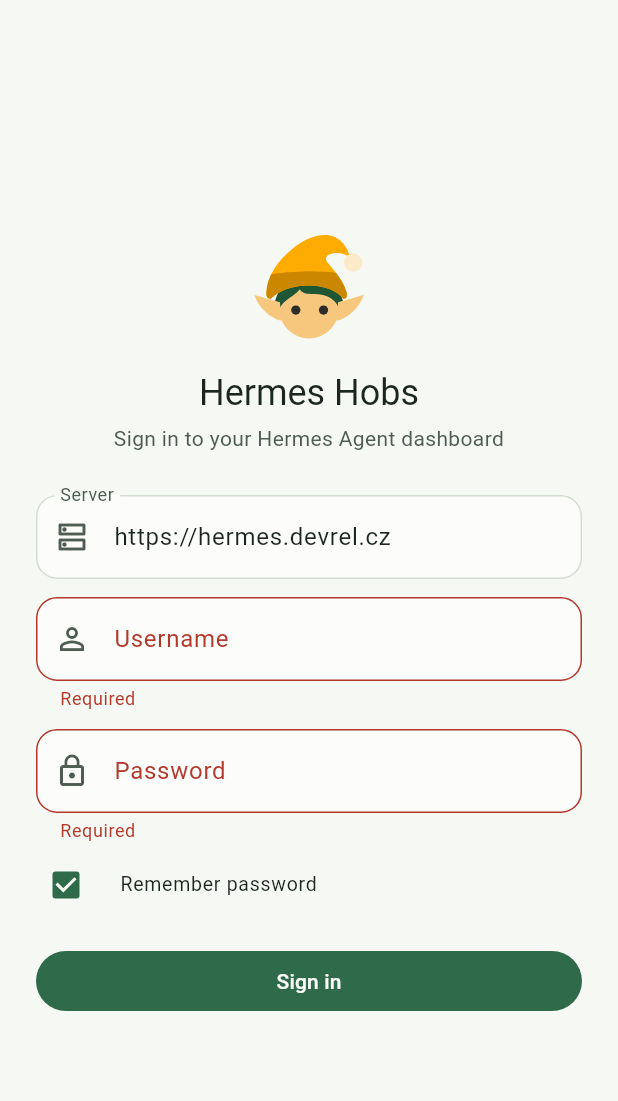
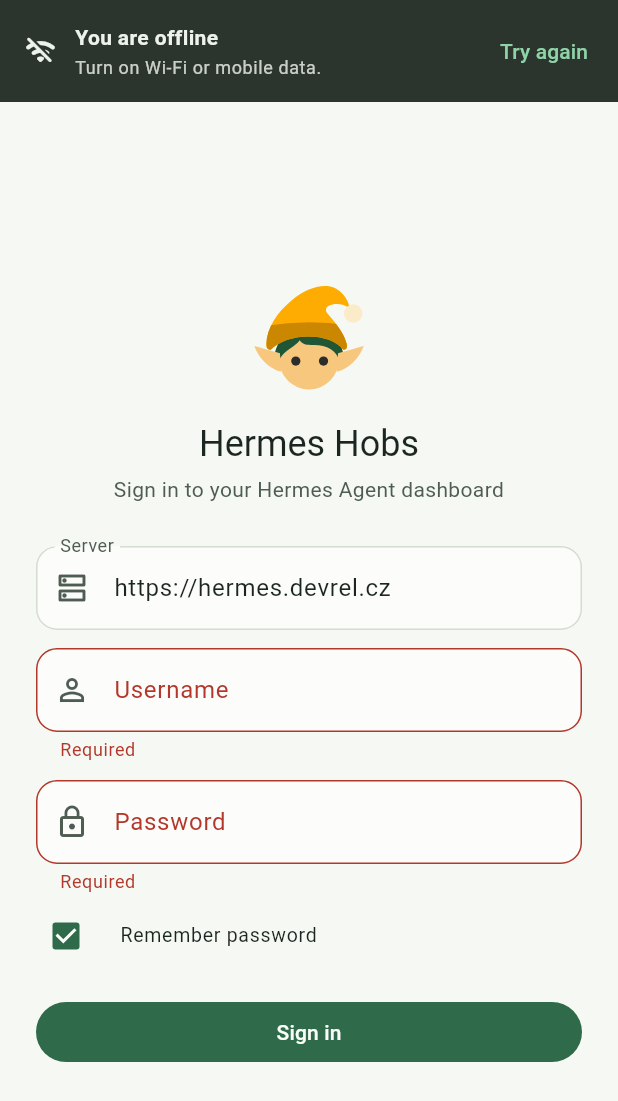
Before and after one commit to danielrataj/hermes-hobs, a Flutter app: the screen it shows after launch, after a tap on "Sign in", on a phone screen of 412 x 824 dp. Shown: the top 1101 px of the screen. Run offline on Flutter 3.47's test engine with Material 3 defaults, Android fonts, the phone set to English and light mode, and no system bars; our stand-ins replace connectivity_plus, flutter_local_notifications, flutter_markdown_plus, flutter_secure_storage, image_picker, local_auth and 1 more; missing offline and left inert: blobatar_flutter, file_selector, pasteboard, receive_sharing_intent.

Commit message:
Ask to turn on the internet when offline
Without a usable connection, a bar above every screen says so and asks to
turn on Wi-Fi or mobile data (on a Mac: connect to a network), with a
"Try again" button. NetworkStatus combines the OS radio state
(connectivity_plus) with a DNS lookup of the server's host, so a Wi-Fi that
leads nowhere also reads as offline while a server that is down does not.
While offline it rechecks with a short backoff, and on return it reconnects
the socket and refreshes the lists at once instead of waiting out the
socket's backoff. The chats' "connection lost" banner stays hidden while
the offline bar is up.

Co-Authored-By: Claude <noreply@anthropic.com>

```diff
--- a/lib/l10n/strings.dart
+++ b/lib/l10n/strings.dart
@@ -151,6 +151,15 @@ abstract class Strings {
   String get scheduledJobs;
   String get connectionLost;
   String get reconnectNow;
+
+  // --- offline -------------------------------------------------------------
+  String get offlineTitle;
+
+  /// How to get back online: Wi-Fi or mobile data on a phone, a network on
+  /// a desktop.
+  String offlineHint({required bool phone});
+  String get offlineRetry;
+  String get offlineChecking;
   String newMessages(int n);
   String get jumpToEnd;
   String get tryAgain;
--- a/lib/l10n/strings_cs.dart
+++ b/lib/l10n/strings_cs.dart
@@ -212,6 +212,18 @@ class StringsCs extends Strings {
       'Spojení se serverem přerušeno, připojuji znovu…';
   @override
   String get reconnectNow => 'Teď';
+
+  // --- offline -------------------------------------------------------------
+  @override
+  String get offlineTitle => 'Nejste připojeni k internetu';
+  @override
+  String offlineHint({required bool phone}) => phone
+      ? 'Zapněte Wi-Fi nebo mobilní data.'
+      : 'Připojte se k Wi-Fi nebo k síti.';
+  @override
+  String get offlineRetry => 'Zkusit znovu';
+  @override
+  String get offlineChecking => 'Ověřuji…';
   @override
   String newMessages(int n) => switch (n) {
     1 => '1 nová',
--- a/lib/l10n/strings_en.dart
+++ b/lib/l10n/strings_en.dart
@@ -214,6 +214,18 @@ class StringsEn extends Strings {
       'Lost the connection to the server. Reconnecting…';
   @override
   String get reconnectNow => 'Now';
+
+  // --- offline -------------------------------------------------------------
+  @override
+  String get offlineTitle => 'You are offline';
+  @override
+  String offlineHint({required bool phone}) => phone
+      ? 'Turn on Wi-Fi or mobile data.'
+      : 'Connect to Wi-Fi or a network.';
+  @override
+  String get offlineRetry => 'Try again';
+  @override
+  String get offlineChecking => 'Checking…';
   @override
   String newMessages(int n) => '$n new';
   @override
--- a/lib/main.dart
+++ b/lib/main.dart
@@ -6,9 +6,11 @@ import 'package:flutter_localizations/flutter_localizations.dart';
 
 import 'l10n/strings.dart';
 import 'state/app_state.dart';
+import 'state/network_status.dart';
 import 'state/share_inbox.dart';
 import 'ui/hobs_screen.dart';
 import 'ui/lock_screen.dart';
+import 'ui/offline_bar.dart';
 import 'ui/login_screen.dart';
 import 'ui/splash_screen.dart';
 import 'ui/theme.dart';
@@ -24,6 +26,17 @@ void main() {
         ChangeNotifierProvider(create: (_) => AppState()..init()),
         // Shares from other apps wait here for the Hob list (see HobsScreen).
         ChangeNotifierProvider(create: (_) => ShareInbox()..start()),
+        // No internet: a bar asks to turn it on (see OfflineGate). When it
+        // comes back, reconnect right away instead of waiting out a backoff.
+        ChangeNotifierProvider(
+          create: (context) {
+            final app = context.read<AppState>();
+            return NetworkStatus(
+              host: () => Uri.tryParse(app.serverUrl)?.host ?? '',
+              onRestored: app.reconnect,
+            )..start();
+          },
+        ),
       ],
       child: const HobsApp(),
     ),
@@ -54,7 +67,11 @@ class _HobsAppState extends State<HobsApp> with WidgetsBindingObserver {
   void didChangeAppLifecycleState(AppLifecycleState state) {
     final app = context.read<AppState>();
     if (state == AppLifecycleState.hidden) app.onAppHidden();
-    if (state == AppLifecycleState.resumed) app.onAppResumed();
+    if (state == AppLifecycleState.resumed) {
+      app.onAppResumed();
+      // Network settings may have changed while the app was away.
+      context.read<NetworkStatus>().recheck(quiet: true);
+    }
     // On macOS a window behind other apps is "inactive" but still running:
     // the user isn't looking, so it should notify. On phones "inactive" is
     // a brief overlay (control center, app switcher) and doesn't count.
@@ -86,7 +103,8 @@ class _HobsAppState extends State<HobsApp> with WidgetsBindingObserver {
       darkTheme: HobsTheme.darkTheme(),
       // The lock sits above the navigator, so it also covers pushed routes
       // (an open chat, settings) and they are still there after unlocking.
-      builder: (context, child) => Stack(
+      builder: (context, child) => OfflineGate(
+        child: Stack(
           fit: StackFit.expand,
           children: [
             ExcludeFocus(
@@ -99,6 +117,7 @@ class _HobsAppState extends State<HobsApp> with WidgetsBindingObserver {
             if (locked) const LockScreen(),
           ],
         ),
+      ),
       home: switch (phase) {
         AuthPhase.loading => const SplashScreen(),
         AuthPhase.signedOut => const LoginScreen(),
--- a/lib/state/app_state.dart
+++ b/lib/state/app_state.dart
@@ -1281,6 +1281,12 @@ class AppState extends ChangeNotifier {
       notifyListeners();
     }
     unawaited(_refreshBiometricKind());
+    reconnect();
+  }
+
+  /// Reconnects the socket now (skipping its backoff) and refreshes the
+  /// lists: after the app returns to the screen or the network comes back.
+  void reconnect() {
     _rpc?.reconnectNow();
     if (phase == AuthPhase.signedIn) unawaited(refreshHobs(silent: true));
     for (final c in _groupChats.values) {
--- /dev/null
+++ b/lib/state/network_status.dart
@@ -0,0 +1,155 @@
+import 'dart:async';
+import 'dart:io';
+
+import 'package:connectivity_plus/connectivity_plus.dart';
+import 'package:flutter/foundation.dart';
+
+/// Whether the device can reach the internet at all.
+///
+/// The radio state from the OS ([Connectivity]) answers "is any network on";
+/// a DNS lookup of the server's host then answers "does that network actually
+/// lead anywhere" (a hotel Wi-Fi behind a login page, mobile data with no
+/// credit). DNS is used instead of calling the server so a server that is
+/// down does not read as "you are offline": that case has its own banner
+/// ([ConnectionStatus] in the chats).
+///
+/// Starts optimistic ([online] true) so the app never flashes an offline bar
+/// while the first check runs.
+class NetworkStatus extends ChangeNotifier {
+  NetworkStatus({
+    required this.host,
+    this.onRestored,
+    Stream<List<ConnectivityResult>>? radioChanges,
+    Future<List<ConnectivityResult>> Function()? checkRadio,
+    Future<bool> Function(String host)? probe,
+  }) : _radioChanges = radioChanges ?? Connectivity().onConnectivityChanged,
+       _checkRadio = checkRadio ?? Connectivity().checkConnectivity,
+       _probe = probe ?? _dnsProbe;
+
+  /// The server's host name; looked up to confirm the network works.
+  final String Function() host;
+  final Stream<List<ConnectivityResult>> _radioChanges;
+  final Future<List<ConnectivityResult>> Function() _checkRadio;
+  final Future<bool> Function(String host) _probe;
+
+  /// Called once each time the device goes from offline back to online, so
+  /// sockets and lists can reconnect right away instead of waiting out their
+  /// backoff.
+  final VoidCallback? onRestored;
+
+  /// While a network is on but leads nowhere, look again after these delays
+  /// (the last one repeats). Nothing polls while every radio is off: the OS
+  /// tells us when one comes back.
+  static const retryDelays = [
+    Duration(seconds: 3),
+    Duration(seconds: 6),
+    Duration(seconds: 12),
+    Duration(seconds: 20),
+  ];
+
+  bool _online = true;
+  bool _checking = false;
+  bool _disposed = false;
+  int _retry = 0;
+  int _generation = 0;
+  Timer? _retryTimer;
+  StreamSubscription<List<ConnectivityResult>>? _sub;
+
+  /// False when there is no usable internet connection.
+  bool get online => _online;
+  bool get offline => !_online;
+
+  /// A check the user asked for ([recheck]) is running.
+  bool get checking => _checking;
+
+  void start() {
+    _sub ??= _radioChanges.listen(_onRadio, onError: (_) {});
+    unawaited(recheck(quiet: true));
+  }
+
+  /// Looks again now: on start, when the app comes back to the foreground,
+  /// and when the user taps "try again". [quiet] keeps the button as it is.
+  Future<void> recheck({bool quiet = false}) async {
+    if (!quiet) _setChecking(true);
+    try {
+      final List<ConnectivityResult> radio;
+      try {
+        radio = await _checkRadio();
+      } catch (_) {
+        // No plugin (tests, an unsupported platform): judge by DNS alone.
+        await _verify();
+        return;
+      }
+      await _onRadio(radio);
+    } finally {
+      if (!quiet) _setChecking(false);
+    }
+  }
+
+  Future<void> _onRadio(List<ConnectivityResult> radio) async {
+    if (_disposed) return;
+    final noRadio =
+        radio.isEmpty || radio.every((r) => r == ConnectivityResult.none);
+    if (noRadio) {
+      _generation++;
+      _retryTimer?.cancel();
+      _set(false);
+      return;
+    }
+    await _verify();
+  }
+
+  /// A network is on: confirm it reaches the internet.
+  Future<void> _verify() async {
+    final generation = ++_generation;
+    _retryTimer?.cancel();
+    final ok = await _probe(host());
+    // A newer event (radio off, another check) already decided.
+    if (_disposed || generation != _generation) return;
+    _set(ok);
+    if (ok) {
+      _retry = 0;
+    } else {
+      final delay = retryDelays[_retry.clamp(0, retryDelays.length - 1)];
+      _retry++;
+      _retryTimer = Timer(delay, () => unawaited(_verify()));
+    }
+  }
+
+  void _set(bool online) {
+    if (_online == online) return;
+    _online = online;
+    if (online) _retry = 0;
+    notifyListeners();
+    if (online) onRestored?.call();
+  }
+
+  void _setChecking(bool value) {
+    if (_disposed || _checking == value) return;
+    _checking = value;
+    notifyListeners();
+  }
+
+  static Future<bool> _dnsProbe(String host) async {
+    if (host.isEmpty || InternetAddress.tryParse(host) != null) {
+      // An IP (a server on this machine or the LAN) needs no lookup; the
+      // radio state is all we can say.
+      return true;
+    }
+    try {
+      final found = await InternetAddress.lookup(host)
+          .timeout(const Duration(seconds: 5));
+      return found.isNotEmpty;
+    } catch (_) {
+      return false;
+    }
+  }
+
+  @override
+  void dispose() {
+    _disposed = true;
+    _retryTimer?.cancel();
+    _sub?.cancel();
+    super.dispose();
+  }
+}
--- a/lib/ui/chat_screen.dart
+++ b/lib/ui/chat_screen.dart
@@ -12,6 +12,7 @@ import '../state/composer_draft.dart';
 import 'attachments_ui.dart';
 import '../state/mentions.dart';
 import 'hob_avatar.dart';
+import 'offline_bar.dart';
 import 'model_picker.dart';
 import 'hob_detail_screen.dart';
 import 'cron_sheet.dart';
@@ -240,8 +241,10 @@ class _ChatViewState extends State<ChatView> {
       ),
       body: Column(
         children: [
+          // Offline, the bar above the app already says why.
           if (c.connection != ConnectionStatus.connected &&
-              c.phase != ChatPhase.starting)
+              c.phase != ChatPhase.starting &&
+              !isOffline(context))
             MaterialBanner(
               content: Text(s.connectionLost),
               leading: const Icon(Icons.wifi_off),
--- a/lib/ui/group_chat_screen.dart
+++ b/lib/ui/group_chat_screen.dart
@@ -11,6 +11,7 @@ import '../state/app_state.dart';
 import '../state/group_chat_controller.dart';
 import 'format.dart';
 import 'hob_avatar.dart';
+import 'offline_bar.dart';
 import 'theme.dart';
 
 /// A group chat: the user and two to six Hobs in one room. Members answer in
@@ -213,7 +214,10 @@ class _GroupChatViewState extends State<_GroupChatView> {
       ),
       body: Column(
         children: [
-          if (c.connection != ConnectionStatus.connected && !c.loading)
+          // Offline, the bar above the app already says why.
+          if (c.connection != ConnectionStatus.connected &&
+              !c.loading &&
+              !isOffline(context))
             MaterialBanner(
               content: Text(s.connectionLost),
               leading: const Icon(Icons.wifi_off),
--- /dev/null
+++ b/lib/ui/offline_bar.dart
@@ -0,0 +1,140 @@
+import 'package:flutter/foundation.dart';
+import 'package:flutter/material.dart';
+import 'package:flutter/services.dart';
+import 'package:provider/provider.dart';
+
+import '../l10n/strings.dart';
+import '../state/network_status.dart';
+
+/// True when [NetworkStatus] says the device is offline. False when there is
+/// no [NetworkStatus] above [context] (tests, previews).
+bool isOffline(BuildContext context) =>
+    context.watch<NetworkStatus?>()?.offline ?? false;
+
+/// Puts an offline bar above [child] while the device has no internet.
+///
+/// The bar takes over the status-bar area: as it slides in, [child]'s top
+/// padding shrinks by the same amount, so nothing jumps and the app bar below
+/// keeps its place. Sits above the navigator, so every screen (sign-in, lock,
+/// an open chat) gets the same bar.
+class OfflineGate extends StatelessWidget {
+  const OfflineGate({super.key, required this.child});
+
+  final Widget child;
+
+  static const _duration = Duration(milliseconds: 280);
+
+  @override
+  Widget build(BuildContext context) {
+    final offline = isOffline(context);
+    final mq = MediaQuery.of(context);
+    final top = mq.padding.top;
+    return TweenAnimationBuilder<double>(
+      tween: Tween(end: offline ? 1 : 0),
+      duration: mq.disableAnimations ? Duration.zero : _duration,
+      curve: Curves.easeOutCubic,
+      child: child,
+      builder: (context, t, child) => Column(
+        crossAxisAlignment: CrossAxisAlignment.stretch,
+        children: [
+          // The slot stays in the tree (empty when hidden) so [child] keeps
+          // its place in the Column and never loses its state.
+          if (t > 0)
+            ClipRect(
+              child: Align(
+                alignment: Alignment.bottomCenter,
+                heightFactor: t,
+                child: _OfflineBar(statusBarHeight: top),
+              ),
+            )
+          else
+            const SizedBox.shrink(),
+          Expanded(
+            child: MediaQuery(
+              data: mq.copyWith(
+                padding: mq.padding.copyWith(top: top * (1 - t)),
+                viewPadding: mq.viewPadding.copyWith(
+                  top: mq.viewPadding.top * (1 - t),
+                ),
+              ),
+              child: child!,
+            ),
+          ),
+        ],
+      ),
+    );
+  }
+}
+
+class _OfflineBar extends StatelessWidget {
+  const _OfflineBar({required this.statusBarHeight});
+
+  final double statusBarHeight;
+
+  @override
+  Widget build(BuildContext context) {
+    final s = Strings.of(context);
+    final theme = Theme.of(context);
+    final cs = theme.colorScheme;
+    final net = context.watch<NetworkStatus?>();
+    final checking = net?.checking ?? false;
+    final phone =
+        defaultTargetPlatform == TargetPlatform.iOS ||
+        defaultTargetPlatform == TargetPlatform.android;
+    final fg = cs.onInverseSurface;
+    // The bar is the inverse of the page, so the status-bar icons flip too.
+    final barIsDark =
+        ThemeData.estimateBrightnessForColor(cs.inverseSurface) ==
+        Brightness.dark;
+    return AnnotatedRegion<SystemUiOverlayStyle>(
+      value: barIsDark ? SystemUiOverlayStyle.light : SystemUiOverlayStyle.dark,
+      child: Material(
+        color: cs.inverseSurface,
+        child: Semantics(
+          container: true,
+          liveRegion: true,
+          child: Padding(
+            padding: EdgeInsets.fromLTRB(16, statusBarHeight + 10, 8, 10),
+            child: Row(
+              children: [
+                Icon(Icons.wifi_off_rounded, color: fg, size: 22),
+                const SizedBox(width: 12),
+                Expanded(
+                  child: Column(
+                    crossAxisAlignment: CrossAxisAlignment.start,
+                    mainAxisSize: MainAxisSize.min,
+                    children: [
+                      Text(
+                        s.offlineTitle,
+                        style: theme.textTheme.bodyMedium?.copyWith(
+                          color: fg,
+                          fontWeight: FontWeight.w600,
+                        ),
+                      ),
+                      const SizedBox(height: 2),
+                      Text(
+                        s.offlineHint(phone: phone),
+                        style: theme.textTheme.bodySmall?.copyWith(
+                          color: fg.withValues(alpha: 0.82),
+                        ),
+                      ),
+                    ],
+                  ),
+                ),
+                const SizedBox(width: 8),
+                TextButton(
+                  style: TextButton.styleFrom(
+                    foregroundColor: cs.inversePrimary,
+                    disabledForegroundColor: fg.withValues(alpha: 0.6),
+                  ),
+                  onPressed: checking || net == null ? null : net.recheck,
+                  child: Text(checking ? s.offlineChecking : s.offlineRetry),
+                ),
+              ],
+            ),
+          ),
+        ),
+      ),
+    );
+  }
+}
--- a/pubspec.yaml
+++ b/pubspec.yaml
@@ -51,6 +51,7 @@ dependencies:
   pasteboard: ^0.6.2
   image: ^4.13.1
   mime: ^2.1.0
+  connectivity_plus: ^7.3.2
 
 dev_dependencies:
   flutter_test:
```
Also changed, not shown: pubspec.lock, 3 other files. Lines whose indentation alone changed are shown as unchanged.
